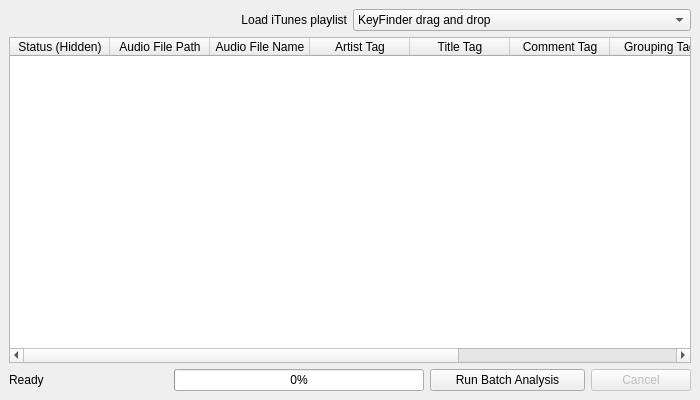
Above: batchwindow.ui from ibsh/is_KeyFinder before the change. Below: the same form after it.
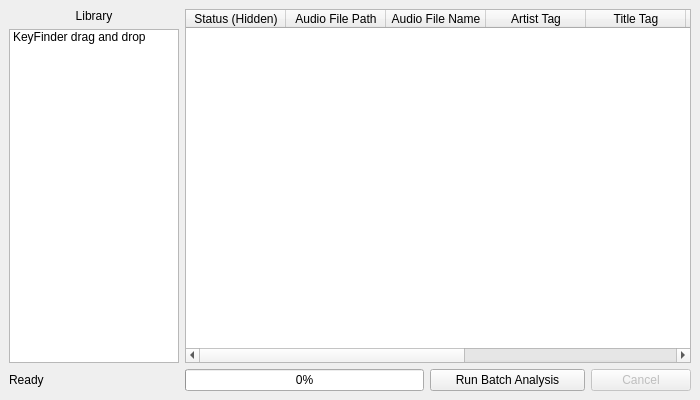
That is the form after the change.

Commit message: Switched library to QListWidget

Patch:
```diff
--- a/batchwindow.ui
+++ b/batchwindow.ui
@@ -20,31 +20,64 @@
    <locale language="English" country="UnitedKingdom"/>
   </property>
   <widget class="QWidget" name="centralwidget">
+   <layout class="QGridLayout" name="gridLayout" rowstretch="1,0" columnstretch="0,1">
+    <item row="0" column="0">
    <layout class="QVBoxLayout" name="verticalLayout">
     <item>
-     <layout class="QHBoxLayout" name="horizontalLayout1">
-      <item>
-       <widget class="QLabel" name="playlistLabel">
+       <widget class="QLabel" name="lbl_library">
+        <property name="sizePolicy">
+         <sizepolicy hsizetype="Expanding" vsizetype="Preferred">
+          <horstretch>0</horstretch>
+          <verstretch>0</verstretch>
+         </sizepolicy>
+        </property>
+        <property name="minimumSize">
+         <size>
+          <width>170</width>
+          <height>0</height>
+         </size>
+        </property>
+        <property name="maximumSize">
+         <size>
+          <width>170</width>
+          <height>16777215</height>
+         </size>
+        </property>
         <property name="text">
-         <string>Load iTunes playlist</string>
+         <string>Library</string>
         </property>
         <property name="alignment">
-         <set>Qt::AlignRight|Qt::AlignTrailing|Qt::AlignVCenter</set>
+         <set>Qt::AlignCenter</set>
         </property>
        </widget>
       </item>
       <item>
-       <widget class="QComboBox" name="playlistComboBox">
+       <widget class="QListWidget" name="libraryWidget">
+        <property name="minimumSize">
+         <size>
+          <width>170</width>
+          <height>0</height>
+         </size>
+        </property>
+        <property name="maximumSize">
+         <size>
+          <width>170</width>
+          <height>16777215</height>
+         </size>
+        </property>
         <item>
          <property name="text">
           <string>KeyFinder drag and drop</string>
          </property>
+         <property name="flags">
+          <set>ItemIsSelectable|ItemIsEnabled</set>
+         </property>
         </item>
        </widget>
       </item>
      </layout>
     </item>
-    <item>
+    <item row="0" column="1">
      <widget class="QTableWidget" name="tableWidget">
       <property name="contextMenuPolicy">
        <enum>Qt::ActionsContextMenu</enum>
@@ -108,9 +141,7 @@
       </column>
      </widget>
     </item>
-    <item>
-     <layout class="QHBoxLayout" name="horizontalLayout2">
-      <item>
+    <item row="1" column="0">
        <widget class="QLabel" name="statusLabel">
         <property name="sizePolicy">
          <sizepolicy hsizetype="Expanding" vsizetype="Preferred">
@@ -120,29 +151,25 @@
         </property>
         <property name="minimumSize">
          <size>
-          <width>100</width>
+        <width>170</width>
           <height>0</height>
          </size>
         </property>
+      <property name="maximumSize">
+       <size>
+        <width>170</width>
+        <height>16777215</height>
+       </size>
+      </property>
         <property name="text">
          <string>Ready</string>
         </property>
        </widget>
       </item>
+    <item row="1" column="1">
+     <layout class="QHBoxLayout" name="horizontalLayout">
       <item>
        <widget class="QProgressBar" name="progressBar">
-        <property name="sizePolicy">
-         <sizepolicy hsizetype="Fixed" vsizetype="Fixed">
-          <horstretch>0</horstretch>
-          <verstretch>0</verstretch>
-         </sizepolicy>
-        </property>
-        <property name="minimumSize">
-         <size>
-          <width>250</width>
-          <height>0</height>
-         </size>
-        </property>
         <property name="value">
          <number>0</number>
         </property>
```
Lines whose indentation alone changed are shown as unchanged. The commit also changes 7 other files.
